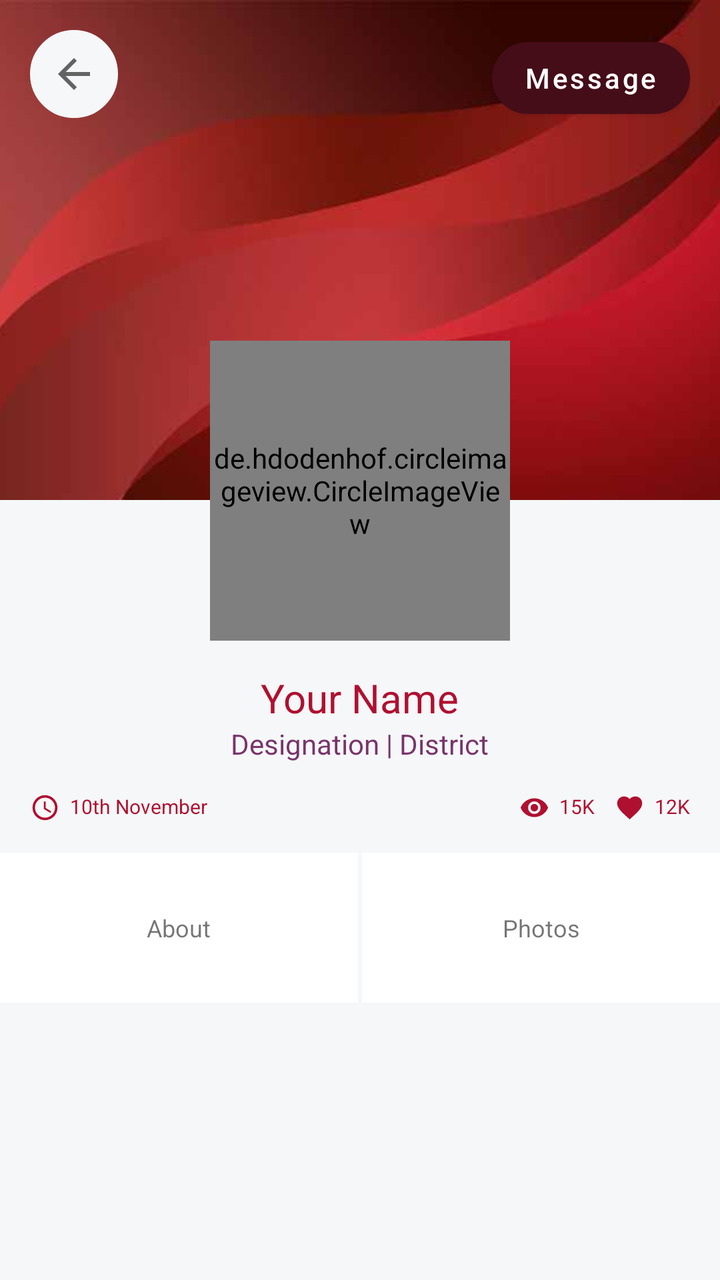
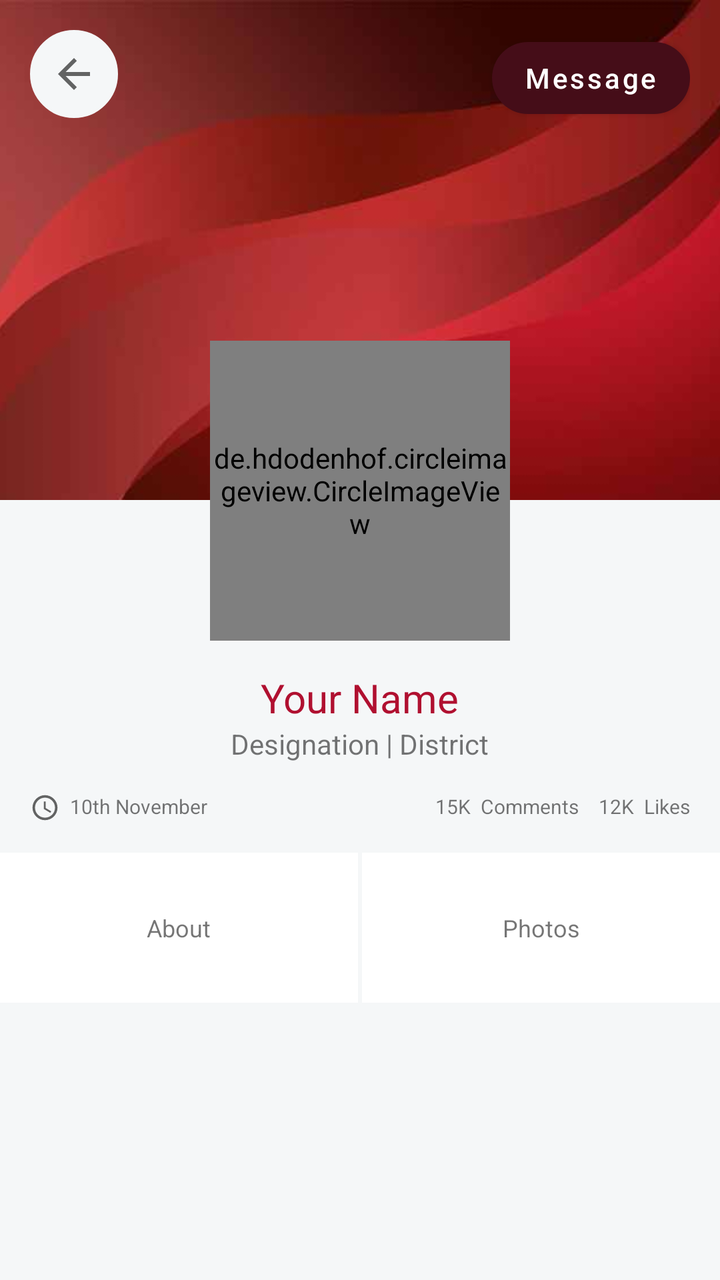

Two renders of the same Android screen: before a commit and after it. Below are the layout's source before the change and the commit's diff.
<!-- AndroidManifest.xml: application theme AppTheme -->
<!-- res/layout/fragment_user_detail.xml -->
<?xml version="1.0" encoding="utf-8"?>
<LinearLayout xmlns:android="http://schemas.android.com/apk/res/android" xmlns:app="http://schemas.android.com/apk/res-auto"
    xmlns:tools="http://schemas.android.com/tools"
    android:id="@+id/root_view"
    android:orientation="vertical"
    android:background="@color/colorBackgroundGrey"
    android:layout_width="match_parent"
    android:layout_height="match_parent"
    tools:context=".views.fragments.UserDetailFragment">

    <androidx.core.widget.NestedScrollView
        android:scrollbars="none"
        android:fillViewport="true"
        android:layout_width="match_parent"
        android:layout_height="match_parent">
        <LinearLayout
            android:orientation="vertical"
            android:layout_width="match_parent"
            android:layout_height="match_parent">

            
            <RelativeLayout
                android:layout_width="match_parent"
                android:layout_height="wrap_content">
                
                <ImageView
                    android:id="@+id/item_bg_image"
                    android:scaleType="centerCrop"
                    android:src="@drawable/background_image"
                    android:background="@color/colorBackgroundGrey"
                    android:layout_width="match_parent"
                    android:layout_height="250dp"/>
                <RelativeLayout
                    android:padding="15dp"
                    android:layout_width="match_parent"
                    android:layout_height="wrap_content">
                    <ImageButton
                        android:id="@+id/back_button"
                        android:src="@drawable/ic_baseline_arrow_back_24"
                        app:backgroundTint="@color/colorBackgroundGrey"
                        android:background="@drawable/shape_radius_100_pad_10_stroke_grey_bg_white"
                        android:layout_width="wrap_content"
                        android:layout_height="wrap_content"/>
                    <Button
                        android:id="@+id/message_button"
                        android:text="Message"
                        android:textAllCaps="false"
                        android:textColor="@color/colorWhite"
                        app:cornerRadius="25dp"
                        android:layout_alignParentEnd="true"
                        app:backgroundTint="@color/colorAccent"
                        android:layout_width="wrap_content"
                        android:layout_height="wrap_content" />
                    <ImageButton
                        android:visibility="gone"
                        android:id="@+id/item_share"
                        android:layout_alignParentEnd="true"
                        android:scaleType="fitCenter"
                        android:adjustViewBounds="true"
                        android:src="@drawable/ic_baseline_more_vert_24"
                        app:backgroundTint="@android:color/transparent"
                        android:background="@drawable/shape_radius_100_pad_10_stroke_grey_bg_white"
                        android:layout_width="wrap_content"
                        android:layout_height="wrap_content" />
                </RelativeLayout>
                <de.hdodenhof.circleimageview.CircleImageView
                    android:id="@+id/item_image"
                    android:layout_centerInParent="true"
                    android:layout_marginTop="-80dp"
                    android:layout_below="@+id/item_bg_image"
                    app:civ_border_width="1dp"
                    app:civ_border_color="@color/colorLightGrey"
                    app:civ_circle_background_color="@color/colorWhite"
                    app:tint="@color/colorWhite"
                    android:src="@drawable/ic_add_photo"
                    android:layout_width="150dp"
                    android:layout_height="150dp"/>
                <LinearLayout
                    android:layout_below="@+id/item_image"
                    android:gravity="center"
                    android:padding="15dp"
                    android:orientation="vertical"
                    android:layout_width="match_parent"
                    android:layout_height="wrap_content">
                    <TextView
                        android:id="@+id/item_title"
                        android:textSize="20sp"
                        android:text="Your Name"
                        android:textColor="@color/colorPrimary"
                        android:layout_width="wrap_content"
                        android:layout_height="wrap_content"/>
                    <TextView
                        android:id="@+id/item_address_designation"
                        android:text="Designation | District"
                        android:textColor="@color/colorPurple"
                        android:layout_marginBottom="15dp"
                        android:layout_width="wrap_content"
                        android:layout_height="wrap_content"/>
                    <RelativeLayout
                        android:layout_width="match_parent"
                        android:layout_height="wrap_content">
                        <LinearLayout
                            android:orientation="horizontal"
                            android:layout_width="wrap_content"
                            android:layout_height="wrap_content">
                            <ImageView
                                app:tint="@color/colorPrimary"
                                android:src="@drawable/ic_baseline_access_time_24"
                                android:layout_marginEnd="5dp"
                                android:layout_width="15dp"
                                android:layout_height="15dp"/>
                            <TextView
                                android:id="@+id/item_date"
                                android:textSize="10sp"
                                android:text="10th November"
                                android:textColor="@color/colorPrimary"
                                android:layout_width="wrap_content"
                                android:layout_height="wrap_content"/>
                        </LinearLayout>
                        <LinearLayout
                            android:layout_alignParentEnd="true"
                            android:orientation="horizontal"
                            android:layout_width="wrap_content"
                            android:layout_height="wrap_content">
                            <LinearLayout
                                android:id="@+id/viewed_button"
                                android:layout_marginEnd="10dp"
                                android:orientation="horizontal"
                                android:layout_width="wrap_content"
                                android:layout_height="wrap_content">
                                <ImageView
                                    app:tint="@color/colorPrimary"
                                    android:src="@drawable/ic_baseline_visibility_24"
                                    android:layout_marginEnd="5dp"
                                    android:layout_width="15dp"
                                    android:layout_height="15dp"/>
                                <TextView
                                    android:id="@+id/item_viewed"
                                    android:textSize="10sp"
                                    android:text="15K"
                                    android:textColor="@color/colorPrimary"
                                    android:layout_width="wrap_content"
                                    android:layout_height="wrap_content"/>
                            </LinearLayout>
                            <LinearLayout
                                android:id="@+id/liked_button"
                                android:orientation="horizontal"
                                android:layout_width="wrap_content"
                                android:layout_height="wrap_content">
                                <ImageView
                                    app:tint="@color/colorPrimary"
                                    android:src="@drawable/ic_baseline_favorite_24"
                                    android:layout_marginEnd="5dp"
                                    android:layout_width="15dp"
                                    android:layout_height="15dp"/>
                                <TextView
                                    android:id="@+id/item_liked"
                                    android:textSize="10sp"
                                    android:text="12K"
                                    android:textColor="@color/colorPrimary"
                                    android:layout_width="wrap_content"
                                    android:layout_height="wrap_content"/>
                            </LinearLayout>
                        </LinearLayout>
                    </RelativeLayout>
                </LinearLayout>
            </RelativeLayout>

            
            <LinearLayout
                android:weightSum="2"
                android:layout_marginBottom="15dp"
                android:orientation="horizontal"
                android:layout_width="match_parent"
                android:layout_height="75dp">
                <LinearLayout
                    android:id="@+id/item_about_button"
                    android:gravity="center"
                    android:layout_marginEnd="2dp"
                    android:background="@color/colorWhite"
                    android:layout_width="0dp"
                    android:layout_height="match_parent"
                    android:layout_weight="1">
                    <TextView
                        android:textSize="12sp"
                        android:textAlignment="center"
                        android:text="About"
                        android:layout_width="wrap_content"
                        android:layout_height="wrap_content"/>
                </LinearLayout>
                <LinearLayout
                    android:id="@+id/item_photo_button"
                    android:gravity="center"
                    android:background="@color/colorWhite"
                    android:layout_width="0dp"
                    android:layout_height="match_parent"
                    android:layout_weight="1">
                    <TextView
                        android:textSize="12sp"
                        android:textAlignment="center"
                        android:text="Photos"
                        android:layout_width="wrap_content"
                        android:layout_height="wrap_content"/>
                </LinearLayout>
            </LinearLayout>

            
            <LinearLayout
                android:id="@+id/item_body"
                android:orientation="vertical"
                android:layout_width="match_parent"
                android:layout_height="wrap_content">
            </LinearLayout>


        </LinearLayout>
    </androidx.core.widget.NestedScrollView>

</LinearLayout>
<!-- resources referenced by this layout -->
<resources>
  <color name="colorAccent">#450D18</color>
  <color name="colorBackgroundGrey">#F5F7F8</color>
  <color name="colorLightGrey">#F2F2F2</color>
  <color name="colorPrimary">#B01030</color>
  <color name="colorPurple">#79346B</color>
  <color name="colorWhite">#FFFFFF</color>
  <!-- drawable ic_baseline_access_time_24 (drawable) -->
  <vector xmlns:android="http://schemas.android.com/apk/res/android"
      android:width="24dp"
      android:height="24dp"
      android:viewportWidth="24"
      android:viewportHeight="24"
      android:tint="?attr/colorControlNormal">
    <path
        android:fillColor="@android:color/white"
        android:pathData="M11.99,2C6.47,2 2,6.48 2,12s4.47,10 9.99,10C17.52,22 22,17.52 22,12S17.52,2 11.99,2zM12,20c-4.42,0 -8,-3.58 -8,-8s3.58,-8 8,-8 8,3.58 8,8 -3.58,8 -8,8z"/>
    <path
        android:fillColor="@android:color/white"
        android:pathData="M12.5,7H11v6l5.25,3.15 0.75,-1.23 -4.5,-2.67z"/>
  </vector>
  <!-- drawable ic_baseline_arrow_back_24 (drawable) -->
  <vector xmlns:android="http://schemas.android.com/apk/res/android"
      android:width="24dp"
      android:height="24dp"
      android:viewportWidth="24"
      android:viewportHeight="24"
      android:tint="?attr/colorControlNormal">
    <path
        android:fillColor="@android:color/white"
        android:pathData="M20,11H7.83l5.59,-5.59L12,4l-8,8 8,8 1.41,-1.41L7.83,13H20v-2z"/>
  </vector>
  <!-- drawable ic_baseline_favorite_24 (drawable) -->
  <vector xmlns:android="http://schemas.android.com/apk/res/android"
      android:width="24dp"
      android:height="24dp"
      android:viewportWidth="24"
      android:viewportHeight="24"
      android:tint="?attr/colorControlNormal">
    <path
        android:fillColor="@android:color/white"
        android:pathData="M12,21.35l-1.45,-1.32C5.4,15.36 2,12.28 2,8.5 2,5.42 4.42,3 7.5,3c1.74,0 3.41,0.81 4.5,2.09C13.09,3.81 14.76,3 16.5,3 19.58,3 22,5.42 22,8.5c0,3.78 -3.4,6.86 -8.55,11.54L12,21.35z"/>
  </vector>
  <!-- drawable ic_baseline_more_vert_24 (drawable) -->
  <vector xmlns:android="http://schemas.android.com/apk/res/android"
      android:width="24dp"
      android:height="24dp"
      android:viewportWidth="24"
      android:viewportHeight="24"
      android:tint="?attr/colorControlNormal">
    <path
        android:fillColor="@android:color/white"
        android:pathData="M12,8c1.1,0 2,-0.9 2,-2s-0.9,-2 -2,-2 -2,0.9 -2,2 0.9,2 2,2zM12,10c-1.1,0 -2,0.9 -2,2s0.9,2 2,2 2,-0.9 2,-2 -0.9,-2 -2,-2zM12,16c-1.1,0 -2,0.9 -2,2s0.9,2 2,2 2,-0.9 2,-2 -0.9,-2 -2,-2z"/>
  </vector>
  <!-- drawable ic_baseline_visibility_24 (drawable) -->
  <vector xmlns:android="http://schemas.android.com/apk/res/android"
      android:width="24dp"
      android:height="24dp"
      android:viewportWidth="24"
      android:viewportHeight="24"
      android:tint="?attr/colorControlNormal">
    <path
        android:fillColor="@android:color/white"
        android:pathData="M12,4.5C7,4.5 2.73,7.61 1,12c1.73,4.39 6,7.5 11,7.5s9.27,-3.11 11,-7.5c-1.73,-4.39 -6,-7.5 -11,-7.5zM12,17c-2.76,0 -5,-2.24 -5,-5s2.24,-5 5,-5 5,2.24 5,5 -2.24,5 -5,5zM12,9c-1.66,0 -3,1.34 -3,3s1.34,3 3,3 3,-1.34 3,-3 -1.34,-3 -3,-3z"/>
  </vector>
  <!-- drawable shape_radius_100_pad_10_stroke_grey_bg_white (drawable) -->
  <?xml version="1.0" encoding="utf-8"?>
  <shape xmlns:android="http://schemas.android.com/apk/res/android">
      
      <solid android:color="@color/colorWhite" />
      <stroke android:width="2dp" android:color="#e5e5e5" />
      <padding android:left="10dp" android:top="10dp" android:right="10dp" android:bottom="10dp"/>
      <corners android:radius="100dp"/>
  </shape>
  <style name="AppTheme" parent="Theme.MaterialComponents.DayNight.NoActionBar">
          
          <item name="colorPrimary">@color/colorPrimary</item>
          <item name="colorPrimaryDark">@color/colorPrimaryDark</item>
          <item name="colorAccent">@color/colorAccent</item>
      </style>
  <color name="colorPrimaryDark">#530918</color>
  <!-- unchanged entries left out for length: 2 -->
</resources>

<!-- the commit's change to res/layout/fragment_user_detail.xml (unified diff, before → after) -->
@@ -92,7 +92,6 @@
                     <TextView
                         android:id="@+id/item_address_designation"
                         android:text="Designation | District"
-                        android:textColor="@color/colorPurple"
                         android:layout_marginBottom="15dp"
                         android:layout_width="wrap_content"
                         android:layout_height="wrap_content"/>
@@ -104,7 +103,6 @@
                             android:layout_width="wrap_content"
                             android:layout_height="wrap_content">
                             <ImageView
-                                app:tint="@color/colorPrimary"
                                 android:src="@drawable/ic_baseline_access_time_24"
                                 android:layout_marginEnd="5dp"
                                 android:layout_width="15dp"
@@ -113,7 +111,6 @@
                                 android:id="@+id/item_date"
                                 android:textSize="10sp"
                                 android:text="10th November"
-                                android:textColor="@color/colorPrimary"
                                 android:layout_width="wrap_content"
                                 android:layout_height="wrap_content"/>
                         </LinearLayout>
@@ -128,17 +125,16 @@
                                 android:orientation="horizontal"
                                 android:layout_width="wrap_content"
                                 android:layout_height="wrap_content">
-                                <ImageView
-                                    app:tint="@color/colorPrimary"
-                                    android:src="@drawable/ic_baseline_visibility_24"
+                                <TextView
+                                    android:id="@+id/item_viewed"
+                                    android:textSize="10sp"
+                                    android:text="15K"
                                     android:layout_marginEnd="5dp"
-                                    android:layout_width="15dp"
-                                    android:layout_height="15dp"/>
-                                <TextView
-                                    android:id="@+id/item_viewed"
-                                    android:textSize="10sp"
-                                    android:text="15K"
-                                    android:textColor="@color/colorPrimary"
+                                    android:layout_width="wrap_content"
+                                    android:layout_height="wrap_content"/>
+                                <TextView
+                                    android:textSize="10sp"
+                                    android:text="Comments"
                                     android:layout_width="wrap_content"
                                     android:layout_height="wrap_content"/>
                             </LinearLayout>
@@ -147,17 +143,16 @@
                                 android:orientation="horizontal"
                                 android:layout_width="wrap_content"
                                 android:layout_height="wrap_content">
-                                <ImageView
-                                    app:tint="@color/colorPrimary"
-                                    android:src="@drawable/ic_baseline_favorite_24"
+                                <TextView
+                                    android:id="@+id/item_liked"
+                                    android:textSize="10sp"
+                                    android:text="12K"
                                     android:layout_marginEnd="5dp"
-                                    android:layout_width="15dp"
-                                    android:layout_height="15dp"/>
-                                <TextView
-                                    android:id="@+id/item_liked"
-                                    android:textSize="10sp"
-                                    android:text="12K"
-                                    android:textColor="@color/colorPrimary"
+                                    android:layout_width="wrap_content"
+                                    android:layout_height="wrap_content"/>
+                                <TextView
+                                    android:textSize="10sp"
+                                    android:text="Likes"
                                     android:layout_width="wrap_content"
                                     android:layout_height="wrap_content"/>
                             </LinearLayout>
<!-- resource entries referenced after the edit -->
@@ -4,7 +4,6 @@
   <color name="colorBackgroundGrey">#F5F7F8</color>
   <color name="colorLightGrey">#F2F2F2</color>
   <color name="colorPrimary">#B01030</color>
-  <color name="colorPurple">#79346B</color>
   <color name="colorWhite">#FFFFFF</color>
   <!-- drawable ic_baseline_access_time_24 (drawable) -->
   <vector xmlns:android="http://schemas.android.com/apk/res/android"
@@ -31,17 +30,6 @@
         android:fillColor="@android:color/white"
         android:pathData="M20,11H7.83l5.59,-5.59L12,4l-8,8 8,8 1.41,-1.41L7.83,13H20v-2z"/>
   </vector>
-  <!-- drawable ic_baseline_favorite_24 (drawable) -->
-  <vector xmlns:android="http://schemas.android.com/apk/res/android"
-      android:width="24dp"
-      android:height="24dp"
-      android:viewportWidth="24"
-      android:viewportHeight="24"
-      android:tint="?attr/colorControlNormal">
-    <path
-        android:fillColor="@android:color/white"
-        android:pathData="M12,21.35l-1.45,-1.32C5.4,15.36 2,12.28 2,8.5 2,5.42 4.42,3 7.5,3c1.74,0 3.41,0.81 4.5,2.09C13.09,3.81 14.76,3 16.5,3 19.58,3 22,5.42 22,8.5c0,3.78 -3.4,6.86 -8.55,11.54L12,21.35z"/>
-  </vector>
   <!-- drawable ic_baseline_more_vert_24 (drawable) -->
   <vector xmlns:android="http://schemas.android.com/apk/res/android"
       android:width="24dp"
@@ -52,17 +40,6 @@
     <path
         android:fillColor="@android:color/white"
         android:pathData="M12,8c1.1,0 2,-0.9 2,-2s-0.9,-2 -2,-2 -2,0.9 -2,2 0.9,2 2,2zM12,10c-1.1,0 -2,0.9 -2,2s0.9,2 2,2 2,-0.9 2,-2 -0.9,-2 -2,-2zM12,16c-1.1,0 -2,0.9 -2,2s0.9,2 2,2 2,-0.9 2,-2 -0.9,-2 -2,-2z"/>
-  </vector>
-  <!-- drawable ic_baseline_visibility_24 (drawable) -->
-  <vector xmlns:android="http://schemas.android.com/apk/res/android"
-      android:width="24dp"
-      android:height="24dp"
-      android:viewportWidth="24"
-      android:viewportHeight="24"
-      android:tint="?attr/colorControlNormal">
-    <path
-        android:fillColor="@android:color/white"
-        android:pathData="M12,4.5C7,4.5 2.73,7.61 1,12c1.73,4.39 6,7.5 11,7.5s9.27,-3.11 11,-7.5c-1.73,-4.39 -6,-7.5 -11,-7.5zM12,17c-2.76,0 -5,-2.24 -5,-5s2.24,-5 5,-5 5,2.24 5,5 -2.24,5 -5,5zM12,9c-1.66,0 -3,1.34 -3,3s1.34,3 3,3 3,-1.34 3,-3 -1.34,-3 -3,-3z"/>
   </vector>
   <!-- drawable shape_radius_100_pad_10_stroke_grey_bg_white (drawable) -->
   <?xml version="1.0" encoding="utf-8"?>
